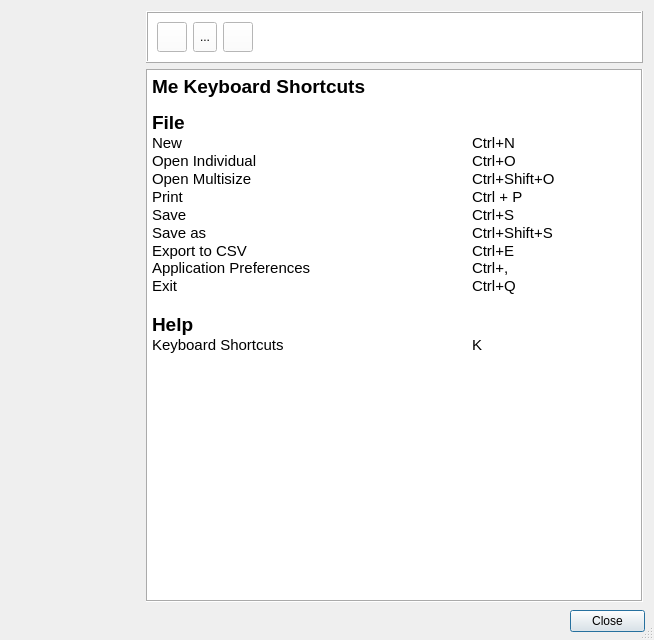
The window that src/app/seamlyme/dialogs/me_shortcuts_dialog.ui (FashionFreedom/Seamly2D) describes before a commit, drawn with Qt 5.
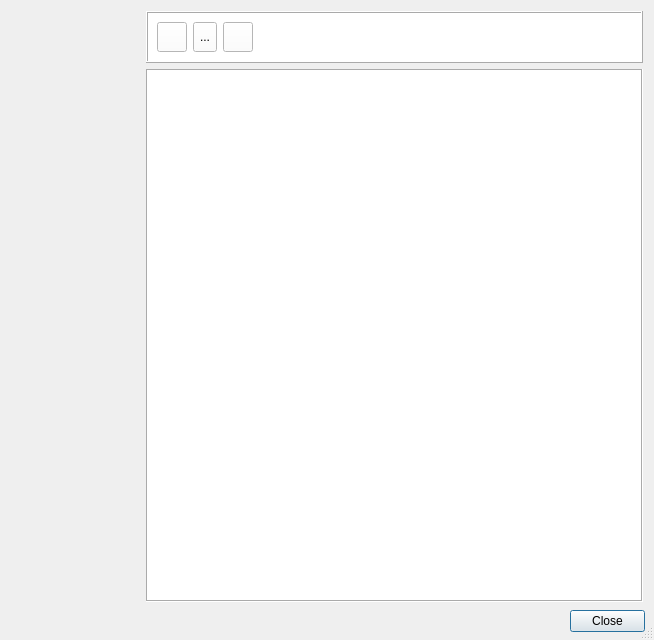
The same window after the commit. Icons and pictures are not drawn.

```diff
--- a/src/app/seamlyme/dialogs/me_shortcuts_dialog.ui
+++ b/src/app/seamlyme/dialogs/me_shortcuts_dialog.ui
@@ -346,27 +346,13 @@
         </property>
         <property name="html">
          <string notr="true">&lt;!DOCTYPE HTML PUBLIC &quot;-//W3C//DTD HTML 4.0//EN&quot; &quot;http://www.w3.org/TR/REC-html40/strict.dtd&quot;&gt;
-&lt;html&gt;&lt;head&gt;&lt;meta name=&quot;qrichtext&quot; content=&quot;1&quot; /&gt;&lt;meta charset=&quot;utf-8&quot; /&gt;&lt;title&gt;Seamly2S Shortcuts&lt;/title&gt;&lt;style type=&quot;text/css&quot;&gt;
+&lt;html&gt;&lt;head&gt;&lt;meta name=&quot;qrichtext&quot; content=&quot;1&quot; /&gt;&lt;meta charset=&quot;utf-8&quot; /&gt;&lt;style type=&quot;text/css&quot;&gt;
 p, li { white-space: pre-wrap; }
 hr { height: 1px; border-width: 0; }
 li.unchecked::marker { content: &quot;\2610&quot;; }
 li.checked::marker { content: &quot;\2612&quot;; }
 &lt;/style&gt;&lt;/head&gt;&lt;body style=&quot; font-size:9pt; font-weight:400; font-style:normal;&quot;&gt;
-&lt;p style=&quot; margin-top:0px; margin-bottom:0px; margin-left:0px; margin-right:0px; -qt-block-indent:0; text-indent:0px;&quot;&gt;&lt;span style=&quot; font-size:14pt; font-weight:600;&quot;&gt;Me Keyboard Shortcuts	&lt;/span&gt;&lt;span style=&quot; font-size:11pt;&quot;&gt;	&lt;/span&gt;&lt;/p&gt;
-&lt;p style=&quot;-qt-paragraph-type:empty; margin-top:0px; margin-bottom:0px; margin-left:0px; margin-right:0px; -qt-block-indent:0; text-indent:0px; font-size:8.25pt;&quot;&gt;&lt;br /&gt;&lt;/p&gt;
-&lt;p style=&quot; margin-top:0px; margin-bottom:0px; margin-left:0px; margin-right:0px; -qt-block-indent:0; text-indent:0px;&quot;&gt;&lt;span style=&quot; font-size:14pt; font-weight:600;&quot;&gt;File&lt;/span&gt;&lt;/p&gt;
-&lt;p style=&quot; margin-top:0px; margin-bottom:0px; margin-left:0px; margin-right:0px; -qt-block-indent:0; text-indent:0px;&quot;&gt;&lt;span style=&quot; font-size:11pt;&quot;&gt;New				Ctrl+N&lt;/span&gt;&lt;/p&gt;
-&lt;p style=&quot; margin-top:0px; margin-bottom:0px; margin-left:0px; margin-right:0px; -qt-block-indent:0; text-indent:0px;&quot;&gt;&lt;span style=&quot; font-size:11pt;&quot;&gt;Open Individual			Ctrl+O&lt;/span&gt;&lt;/p&gt;
-&lt;p style=&quot; margin-top:0px; margin-bottom:0px; margin-left:0px; margin-right:0px; -qt-block-indent:0; text-indent:0px;&quot;&gt;&lt;span style=&quot; font-size:11pt;&quot;&gt;Open Multisize			Ctrl+Shift+O&lt;/span&gt;&lt;/p&gt;
-&lt;p style=&quot; margin-top:0px; margin-bottom:0px; margin-left:0px; margin-right:0px; -qt-block-indent:0; text-indent:0px;&quot;&gt;&lt;span style=&quot; font-size:11pt;&quot;&gt;Print				Ctrl + P&lt;/span&gt;&lt;/p&gt;
-&lt;p style=&quot; margin-top:0px; margin-bottom:0px; margin-left:0px; margin-right:0px; -qt-block-indent:0; text-indent:0px;&quot;&gt;&lt;span style=&quot; font-size:11pt;&quot;&gt;Save				Ctrl+S&lt;/span&gt;&lt;/p&gt;
-&lt;p style=&quot; margin-top:0px; margin-bottom:0px; margin-left:0px; margin-right:0px; -qt-block-indent:0; text-indent:0px;&quot;&gt;&lt;span style=&quot; font-size:11pt;&quot;&gt;Save as				Ctrl+Shift+S&lt;/span&gt;&lt;/p&gt;
-&lt;p style=&quot; margin-top:0px; margin-bottom:0px; margin-left:0px; margin-right:0px; -qt-block-indent:0; text-indent:0px;&quot;&gt;&lt;span style=&quot; font-size:11pt;&quot;&gt;Export to CSV			Ctrl+E&lt;br /&gt;Application Preferences			Ctrl+,&lt;/span&gt;&lt;/p&gt;
-&lt;p style=&quot; margin-top:0px; margin-bottom:0px; margin-left:0px; margin-right:0px; -qt-block-indent:0; text-indent:0px;&quot;&gt;&lt;span style=&quot; font-size:11pt;&quot;&gt;Exit				Ctrl+Q&lt;/span&gt;&lt;/p&gt;
-&lt;p style=&quot; margin-top:0px; margin-bottom:0px; margin-left:0px; margin-right:0px; -qt-block-indent:0; text-indent:0px;&quot;&gt;&lt;span style=&quot; font-size:11pt;&quot;&gt;		&lt;/span&gt;&lt;/p&gt;
-&lt;p style=&quot; margin-top:0px; margin-bottom:0px; margin-left:0px; margin-right:0px; -qt-block-indent:0; text-indent:0px;&quot;&gt;&lt;span style=&quot; font-size:14pt; font-weight:600;&quot;&gt;Help&lt;/span&gt;&lt;span style=&quot; font-size:11pt;&quot;&gt;		&lt;/span&gt;&lt;/p&gt;
-&lt;p style=&quot; margin-top:0px; margin-bottom:0px; margin-left:0px; margin-right:0px; -qt-block-indent:0; text-indent:0px;&quot;&gt;&lt;span style=&quot; font-size:11pt;&quot;&gt;Keyboard Shortcuts			K&lt;/span&gt;&lt;/p&gt;
-&lt;p style=&quot;-qt-paragraph-type:empty; margin-top:0px; margin-bottom:0px; margin-left:0px; margin-right:0px; -qt-block-indent:0; text-indent:0px; font-size:8.25pt;&quot;&gt;&lt;br /&gt;&lt;/p&gt;&lt;/body&gt;&lt;/html&gt;</string>
+&lt;p style=&quot;-qt-paragraph-type:empty; margin-top:0px; margin-bottom:0px; margin-left:0px; margin-right:0px; -qt-block-indent:0; text-indent:0px;&quot;&gt;&lt;br /&gt;&lt;/p&gt;&lt;/body&gt;&lt;/html&gt;</string>
         </property>
        </widget>
       </item>
```
Left out of the diff: 7 changed lines with no effect on the pictures.
